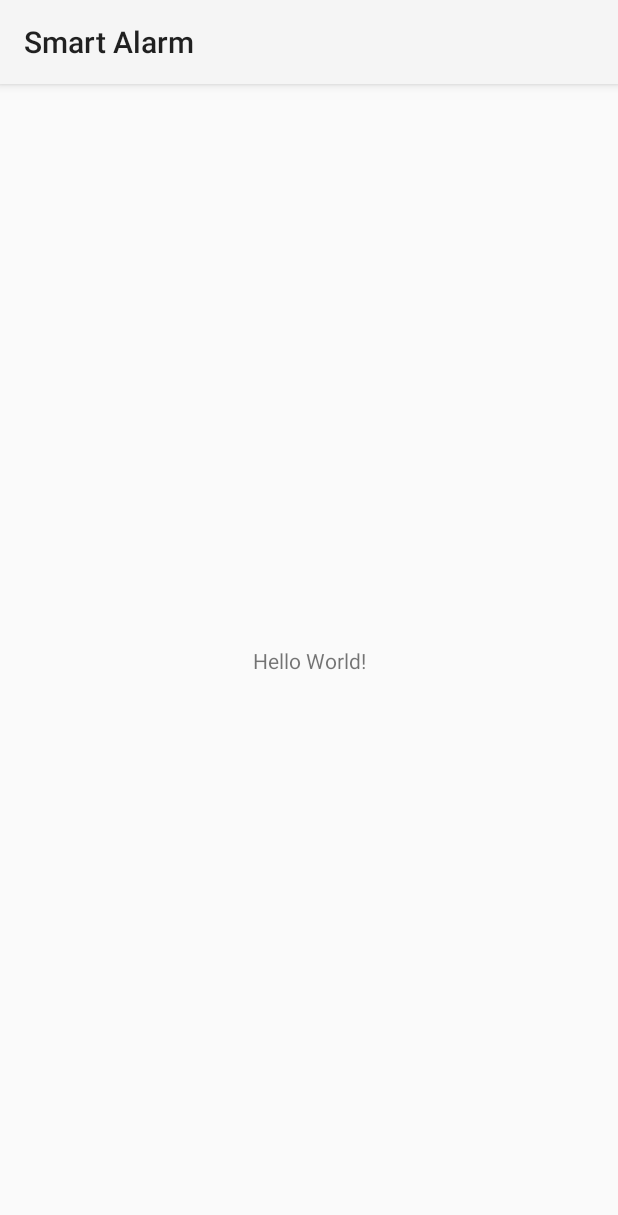
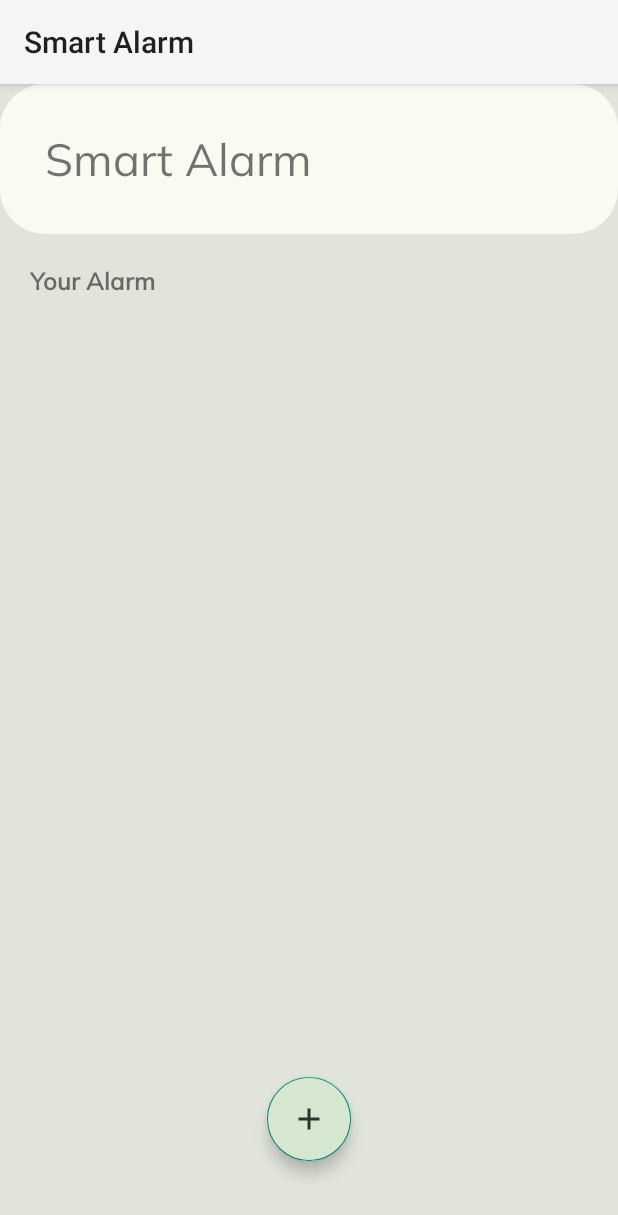
Before and after one commit to MyoWin-andrDev/Android-Smart-Alarm-Java, an Android app: the screen it shows after launch (MainActivity), on a phone screen of 412 x 824 dp. Shown: the top 1215 px of the screen. Run offline under Robolectric (Android 15) with nearby library versions, the phone set to English and light mode, and no system bars.

Commit message:
Smart Alarm

```diff
--- a/app/build.gradle.kts
+++ b/app/build.gradle.kts
@@ -25,6 +25,9 @@ android {
             )
         }
     }
+    buildFeatures{
+        viewBinding = true
+    }
     compileOptions {
         sourceCompatibility = JavaVersion.VERSION_1_8
         targetCompatibility = JavaVersion.VERSION_1_8
@@ -37,6 +40,9 @@ dependencies {
     implementation(libs.material)
     implementation(libs.activity)
     implementation(libs.constraintlayout)
+    val room_version = "2.6.1"
+    implementation("androidx.room:room-runtime:$room_version")
+    annotationProcessor("androidx.room:room-compiler:$room_version")
     testImplementation(libs.junit)
     androidTestImplementation(libs.ext.junit)
     androidTestImplementation(libs.espresso.core)
--- /dev/null
+++ b/app/src/main/res/drawable/bg_list.xml
@@ -0,0 +1,4 @@
+<?xml version="1.0" encoding="utf-8"?>
+<selector xmlns:android="http://schemas.android.com/apk/res/android">
+
+</selector>
--- /dev/null
+++ b/app/src/main/res/drawable/ic_add.xml
@@ -0,0 +1,5 @@
+<vector xmlns:android="http://schemas.android.com/apk/res/android" android:height="24dp" android:tint="#2D322C" android:viewportHeight="24" android:viewportWidth="24" android:width="24dp">
+
+    <path android:fillColor="@android:color/white" android:pathData="M19,13h-6v6h-2v-6H5v-2h6V5h2v6h6v2z"/>
+
+</vector>
--- /dev/null
+++ b/app/src/main/res/drawable/title_bg.xml
@@ -0,0 +1,7 @@
+<?xml version="1.0" encoding="utf-8"?>
+<shape xmlns:android="http://schemas.android.com/apk/res/android"
+    android:shape="rectangle">
+    <solid android:color="@color/white"/>
+    <corners android:radius="30dp"/>
+
+</shape>
--- a/app/src/main/res/layout/activity_main.xml
+++ b/app/src/main/res/layout/activity_main.xml
@@ -1,19 +1,54 @@
 <?xml version="1.0" encoding="utf-8"?>
 <androidx.constraintlayout.widget.ConstraintLayout xmlns:android="http://schemas.android.com/apk/res/android"
+    xmlns:tools="http://schemas.android.com/tools"
     xmlns:app="http://schemas.android.com/apk/res-auto"
-    xmlns:tools="http://schemas.android.com/tools"
     android:id="@+id/main"
     android:layout_width="match_parent"
     android:layout_height="match_parent"
+    android:background="@color/antiWhite"
     tools:context=".MainActivity">
 
     <TextView
+        android:id="@+id/txtTitle"
+        android:layout_width="match_parent"
+        android:layout_height="100dp"
+        app:layout_constraintStart_toStartOf="parent"
+        app:layout_constraintEnd_toEndOf="parent"
+        app:layout_constraintTop_toTopOf="parent"
+        android:text="Smart Alarm"
+        android:fontFamily="@font/mulish_regular"
+        android:textSize="30dp"
+        android:background="@drawable/title_bg"
+        android:gravity="center_vertical"
+        android:paddingStart="30dp"/>
+
+    <TextView
+        android:id="@+id/alarm"
+        android:layout_width="match_parent"
+        android:layout_height="wrap_content"
+        android:text="Your Alarm"
+        android:textSize="16sp"
+        android:fontFamily="@font/mulish_medium"
+        android:textStyle="bold"
+        app:layout_constraintTop_toBottomOf="@id/txtTitle"
+        android:gravity="center_vertical"
+        android:padding="20dp" />
+
+    <androidx.recyclerview.widget.RecyclerView
+        android:layout_width="match_parent"
+        android:layout_height="0dp"
+        android:padding="30dp"
+        app:layout_constraintBottom_toBottomOf="parent"
+        app:layout_constraintTop_toBottomOf="@id/alarm"/>
+
+    <com.google.android.material.floatingactionbutton.FloatingActionButton
         android:layout_width="wrap_content"
         android:layout_height="wrap_content"
-        android:text="Hello World!"
         app:layout_constraintBottom_toBottomOf="parent"
+        app:layout_constraintStart_toStartOf="parent"
         app:layout_constraintEnd_toEndOf="parent"
-        app:layout_constraintStart_toStartOf="parent"
-        app:layout_constraintTop_toTopOf="parent" />
+        android:backgroundTint="#d5e8cf"
+        android:src="@drawable/ic_add"
+        android:layout_marginBottom="50dp"/>
 
 </androidx.constraintlayout.widget.ConstraintLayout>
```
Also changed, not shown: app/src/main/res/drawable/bg_btn.xml (added, +12 -0 lines), app/src/main/res/layout/adapter_alarm.xml (added, +43 -0 lines), app/src/main/res/values/colors.xml (+7 -2 lines), app/src/main/res/drawable/sun.png (added), app/src/main/res/font/mulish.ttf (added), app/src/main/res/font/mulish_medium.ttf (added), app/src/main/res/font/mulish_regular.ttf (added), app/src/main/res/font/roboto_medium.ttf (added), app/src/main/res/font/roboto_regular.ttf (added).
